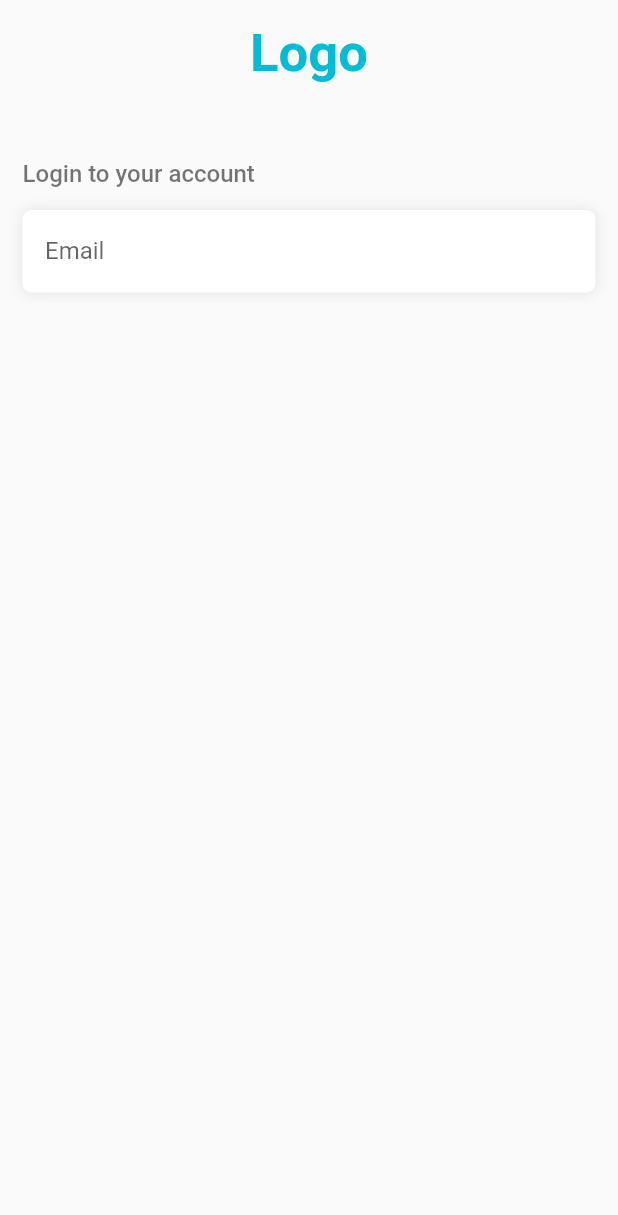
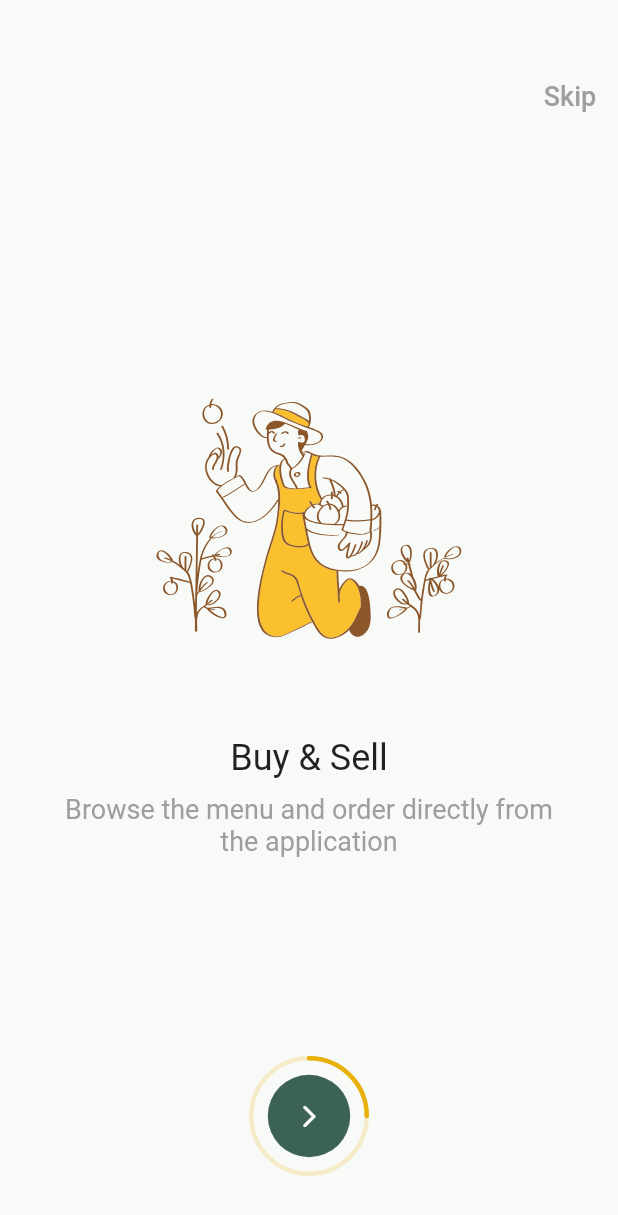
Before and after one commit to FeryalSourceCode/Gharsa, a Flutter app: the screen it shows after launch, on a phone screen of 412 x 824 dp. Shown: the top 1215 px of the screen. Run offline on Flutter 3.47's test engine with Material 2 defaults, Android fonts, the phone set to English and light mode, and no system bars; our stand-ins replace flutter_svg, get, get_storage; statements that could not run were skipped.

Commit message:
- Build the introduction (OnBoard Screen).

```diff
--- /dev/null
+++ b/lib/components/widgets/circle_progress_bar.dart
@@ -0,0 +1,190 @@
+// ignore: library_prefixes
+import 'dart:math' as Math;
+
+import 'package:flutter/widgets.dart';
+
+/// Draws a circular animated progress bar.
+class CircleProgressBar extends StatefulWidget {
+  final Duration? animationDuration;
+  final Color backgroundColor;
+  final Color foregroundColor;
+  final double? value;
+
+  const CircleProgressBar({
+    Key? key,
+    this.animationDuration = const Duration(seconds: 1),
+    this.backgroundColor = const Color(0x00000000),
+    required this.foregroundColor,
+    this.value = 0,
+  }) : super(key: key);
+
+  @override
+  CircleProgressBarState createState() {
+    return CircleProgressBarState();
+  }
+}
+
+class CircleProgressBarState extends State<CircleProgressBar>
+    with SingleTickerProviderStateMixin {
+  late AnimationController? _controller;
+
+  late Animation<double> curve;
+  late Tween<double>? valueTween;
+  Tween<Color?>? backgroundColorTween;
+  Tween<Color?>? foregroundColorTween;
+
+  @override
+  void initState() {
+    super.initState();
+
+    _controller = AnimationController(
+      duration: widget.animationDuration,
+      vsync: this,
+    );
+
+    curve = CurvedAnimation(
+      parent: _controller!,
+      curve: Curves.easeInOut,
+    );
+
+    // Build the initial required tweens.
+    valueTween = Tween<double>(
+      begin: 0,
+      end: widget.value,
+    );
+
+    _controller!.forward();
+  }
+
+  @override
+  void didUpdateWidget(CircleProgressBar oldWidget) {
+    super.didUpdateWidget(oldWidget);
+
+    if (widget.value != oldWidget.value) {
+      // Try to start with the previous tween's end value. This ensures that we
+      // have a smooth transition from where the previous animation reached.
+      double beginValue = valueTween?.evaluate(curve) ?? oldWidget.value!;
+
+      // Update the value tween.
+      valueTween = Tween<double>(
+        begin: beginValue,
+        end: widget.value,
+      );
+
+      // Clear cached color tweens when the color hasn't changed.
+      if (oldWidget.backgroundColor != widget.backgroundColor) {
+        backgroundColorTween = ColorTween(
+          begin: oldWidget.backgroundColor,
+          end: widget.backgroundColor,
+        );
+      } else {
+        backgroundColorTween = null;
+      }
+
+      if (oldWidget.foregroundColor != widget.foregroundColor) {
+        foregroundColorTween = ColorTween(
+          begin: oldWidget.foregroundColor,
+          end: widget.foregroundColor,
+        );
+      } else {
+        foregroundColorTween = null;
+      }
+
+      _controller!
+        ..value = 0
+        ..forward();
+    }
+  }
+
+  @override
+  void dispose() {
+    _controller!.dispose();
+    super.dispose();
+  }
+
+  @override
+  Widget build(BuildContext context) {
+    return AspectRatio(
+      aspectRatio: 1,
+      child: AnimatedBuilder(
+        animation: curve,
+        child: Container(),
+        builder: (context, child) {
+          final backgroundColor =
+              backgroundColorTween?.evaluate(curve) ?? widget.backgroundColor;
+          final foregroundColor =
+              foregroundColorTween?.evaluate(curve) ?? widget.foregroundColor;
+
+          return CustomPaint(
+            foregroundPainter: CircleProgressBarPainter(
+              backgroundColor: backgroundColor,
+              foregroundColor: foregroundColor,
+              percentage: valueTween!.evaluate(curve),
+            ),
+            child: child,
+          );
+        },
+      ),
+    );
+  }
+}
+
+// Draws the progress bar.
+class CircleProgressBarPainter extends CustomPainter {
+  final double percentage;
+  final double strokeWidth;
+  final Color? backgroundColor;
+  final Color foregroundColor;
+
+  CircleProgressBarPainter({
+    this.backgroundColor,
+    required this.foregroundColor,
+    required this.percentage,
+    double? strokeWidth,
+  }) : strokeWidth = strokeWidth ?? 3;
+
+  @override
+  void paint(Canvas canvas, Size size) {
+    final Offset center = size.center(Offset.zero);
+    final Size constrainedSize =
+        size - Offset(strokeWidth, strokeWidth) as Size;
+    final shortestSide =
+        Math.min(constrainedSize.width, constrainedSize.height);
+    final foregroundPaint = Paint()
+      ..color = foregroundColor
+      ..strokeWidth = strokeWidth
+      ..strokeCap = StrokeCap.round
+      ..style = PaintingStyle.stroke;
+    final radius = (shortestSide / 2);
+
+    // Start at the top. 0 radians represents the right edge
+    const double startAngle = -(2 * Math.pi * 0.25);
+    final double sweepAngle = (2 * Math.pi * (percentage));
+
+    // Don't draw the background if we don't have a background color
+    if (backgroundColor != null) {
+      final backgroundPaint = Paint()
+        ..color = backgroundColor!
+        ..strokeWidth = strokeWidth
+        ..style = PaintingStyle.stroke;
+      canvas.drawCircle(center, radius, backgroundPaint);
+    }
+
+    canvas.drawArc(
+      Rect.fromCircle(center: center, radius: radius),
+      startAngle,
+      sweepAngle,
+      false,
+      foregroundPaint,
+    );
+  }
+
+  @override
+  bool shouldRepaint(CustomPainter oldDelegate) {
+    final oldPainter = (oldDelegate as CircleProgressBarPainter);
+    return oldPainter.percentage != percentage ||
+        oldPainter.backgroundColor != backgroundColor ||
+        oldPainter.foregroundColor != foregroundColor ||
+        oldPainter.strokeWidth != strokeWidth;
+  }
+}
--- /dev/null
+++ b/lib/components/widgets/intro_app.dart
@@ -0,0 +1,5 @@
+library intro_screen_onboarding_flutter;
+
+export 'circle_progress_bar.dart';
+export 'introduction.dart';
+export 'introscreenonboarding.dart';
--- /dev/null
+++ b/lib/components/widgets/introduction.dart
@@ -0,0 +1,79 @@
+import 'package:flutter/material.dart';
+import 'package:flutter_svg/svg.dart';
+
+import '../../utils/constants.dart';
+
+class Introduction extends StatefulWidget {
+  final String imageUrl;
+  final String title;
+  final String subTitle;
+  final double? imageWidth;
+  final double? imageHeight;
+  final TextStyle titleTextStyle;
+  final TextStyle subTitleTextStyle;
+
+  const Introduction({super.key,
+    required this.imageUrl,
+    required this.title,
+    required this.subTitle,
+    this.titleTextStyle = const TextStyle(fontSize: 24),
+    this.subTitleTextStyle = const TextStyle(fontSize: 18, color: Colors.grey),
+    this.imageWidth = 250,
+    this.imageHeight = 250,
+  });
+
+  @override
+  State<StatefulWidget> createState() {
+    return IntroductionState();
+  }
+}
+
+class IntroductionState extends State<Introduction> {
+  @override
+  Widget build(BuildContext context) {
+    // ignore: unnecessary_new, avoid_unnecessary_containers
+    return Container(
+      child: Padding(
+        padding: const EdgeInsets.all(40),
+        child: Column(
+          //crossAxisAlignment: CrossAxisAlignment.start,
+          mainAxisAlignment: MainAxisAlignment.center,
+          children: [
+            Center(
+              child:
+              SvgPicture.asset(widget.imageUrl, height: widget.imageHeight, width: widget.imageWidth,),
+              // Image(
+              //   image: AssetImage(widget.imageUrl),
+              //   height: widget.imageHeight,
+              //   width: widget.imageWidth,
+              // ),
+            ),
+            const SizedBox(
+              height: 20.0,
+            ),
+            Row(
+              mainAxisAlignment: MainAxisAlignment.center,
+              children: [
+                Text(
+                  widget.title,
+                  textAlign: TextAlign.center,
+                  overflow: TextOverflow.clip,
+                  style: widget.titleTextStyle,
+                ),
+              ],
+            ),
+            const SizedBox(
+              height: 10.0,
+            ),
+            Text(
+              widget.subTitle,
+              style: widget.subTitleTextStyle,
+              overflow: TextOverflow.clip,
+              textAlign: TextAlign.center,
+            ),
+          ],
+        ),
+      ),
+    );
+  }
+}
--- /dev/null
+++ b/lib/components/widgets/introscreenonboarding.dart
@@ -0,0 +1,205 @@
+import 'package:flutter/material.dart';
+import 'package:flutter/services.dart';
+import 'package:gharsah_flutter/components/widgets/introduction.dart';
+import 'package:gharsah_flutter/utils/app_colors.dart';
+
+import 'circle_progress_bar.dart';
+
+/// A IntroScreen Class.
+
+class IntroScreenOnboarding extends StatefulWidget {
+  final List<Introduction>? introductionList;
+  final Color? backgroudColor;
+  final Color? foregroundColor;
+  final TextStyle? skipTextStyle;
+
+  /// Callback on Skip Button Pressed
+  final Function()? onTapSkipButton;
+  const IntroScreenOnboarding({
+    Key? key,
+    this.introductionList,
+    this.onTapSkipButton,
+    this.backgroudColor,
+    this.foregroundColor,
+    this.skipTextStyle = const TextStyle(fontSize: 18, color: Colors.grey),
+  }) : super(key: key);
+
+  @override
+  // ignore: library_private_types_in_public_api
+  _IntroScreenOnboardingState createState() => _IntroScreenOnboardingState();
+}
+
+class _IntroScreenOnboardingState extends State<IntroScreenOnboarding> {
+  final PageController _pageController = PageController(initialPage: 0);
+  int _currentPage = 0;
+  double progressPercent = 0;
+
+  @override
+  Widget build(BuildContext context) {
+    return Material(
+      child: AnnotatedRegion<SystemUiOverlayStyle>(
+        value: SystemUiOverlayStyle.light,
+        child: Container(
+          color: AppColors.bgColor ?? Theme.of(context).colorScheme.background,
+          child: Padding(
+            padding: const EdgeInsets.symmetric(vertical: 40.0),
+            child: Column(
+              crossAxisAlignment: CrossAxisAlignment.stretch,
+              children: [
+                Row(
+                  mainAxisAlignment: MainAxisAlignment.end,
+                  children: [
+                    Container(
+                      alignment: Alignment.topRight,
+                      child: TextButton(
+                        onPressed: widget.onTapSkipButton,
+                        child: Text('Skip', style: widget.skipTextStyle),
+                      ),
+                    ),
+                  ],
+                ),
+                Expanded(
+                  child: SizedBox(
+                    height: 550.0,
+                    child: PageView(
+                      physics: const ClampingScrollPhysics(),
+                      controller: _pageController,
+                      onPageChanged: (int page) {
+                        setState(() {
+                          _currentPage = page;
+                        });
+                      },
+                      children: widget.introductionList!,
+                    ),
+                  ),
+                ),
+                //                Row(
+                //                  mainAxisAlignment: MainAxisAlignment.center,
+                //                  children: _buildPageIndicator(),
+                //                ),
+                _customProgress(),
+                //_buildNextButton(),
+              ],
+            ),
+          ),
+        ),
+      ),
+    );
+  }
+
+//  Widget _buildNextButton() {
+//    return (_currentPage != widget.introductionList.length - 1
+//        ? Expanded(
+//      child: Align(
+//        alignment: FractionalOffset.bottomRight,
+//        child: FlatButton(
+//          onPressed: () {
+//            _pageController.nextPage(
+//              duration: Duration(milliseconds: 500),
+//              curve: Curves.ease,
+//            );
+//          },
+//          child: Row(
+//            mainAxisAlignment: MainAxisAlignment.center,
+//            mainAxisSize: MainAxisSize.min,
+//            children: <Widget>[
+////                    Text(
+////                      'Next',
+////                      style: TextStyle(
+////                        color: Colors.black,
+////                        fontSize: 22.0,
+////                      ),
+////                    ),
+//            ],
+//          ),
+//        ),
+//      ),
+//    )
+//        : Expanded(
+//      child: Align(
+//        alignment: FractionalOffset.bottomRight,
+//        child: FlatButton(
+//          onPressed: () {
+//            print('Start');
+//          },
+//          child: Row(
+//            mainAxisAlignment: MainAxisAlignment.center,
+//            mainAxisSize: MainAxisSize.min,
+//            children: <Widget>[
+////                    Text(
+////                      'Start',
+////                      style: TextStyle(
+////                        color: Colors.black,
+////                        fontSize: 22.0,
+////                      ),
+////                    ),
+//            ],
+//          ),
+//        ),
+//      ),
+//    ));
+//  }
+
+//  Widget _indicator(bool isActive) {
+//    return AnimatedContainer(
+//      duration: Duration(milliseconds: 150),
+//      margin: EdgeInsets.symmetric(horizontal: 8.0),
+//      height: 8.0,
+//      width: isActive ? 24 : 16,
+//      decoration: BoxDecoration(
+//        color: isActive ? Color(0xFF7B51D3) : Colors.grey,
+//        borderRadius: BorderRadius.all(Radius.circular(10)),
+//      ),
+//    );
+//  }
+
+//  List<Widget> _buildPageIndicator() {
+//    List<Widget> list = [];
+//    for (int i = 0; i < widget.introductionList.length; i++) {
+//      list.add(i == _currentPage ? _indicator(true) : _indicator(false));
+//    }
+//    return list;
+//  }
+
+  Widget _customProgress() {
+    return Stack(
+      alignment: Alignment.center,
+      children: [
+        SizedBox(
+          width: 80,
+          height: 80,
+          child: CircleProgressBar(
+            backgroundColor: AppColors.mustardYellowColor.withOpacity(0.2),
+            foregroundColor:
+                AppColors.mustardYellowColor ?? Theme.of(context).primaryColor,
+            value: ((_currentPage + 1) * 1.0 / widget.introductionList!.length),
+          ),
+        ),
+        Container(
+          height: 55,
+          width: 55,
+          decoration: BoxDecoration(
+            shape: BoxShape.circle,
+            color: (AppColors.feldgrauColor ?? Theme.of(context).primaryColor)
+                .withOpacity(1.0),
+          ),
+          child: IconButton(
+            onPressed: () {
+              _currentPage != widget.introductionList!.length - 1
+                  ? _pageController.nextPage(
+                      duration: const Duration(milliseconds: 500),
+                      curve: Curves.ease,
+                    )
+                  : widget.onTapSkipButton!();
+            },
+            icon: const Icon(
+              Icons.arrow_forward_ios_rounded,
+              color: Colors.white,
+            ),
+            iconSize: 18,
+          ),
+        )
+      ],
+    );
+  }
+}
--- a/lib/helper/cache_manager.dart
+++ b/lib/helper/cache_manager.dart
@@ -18,5 +18,16 @@ mixin CacheManager{
   }
 }
 
+Future<bool> saveOnBoardStatus(int? viewed) async {
+  final box = GetStorage();
+  await box.write(CacheManagerKey.VIEWED.toString(), viewed);
+  return true;
+}
+
+String? getOnBoardStatus() {
+  final box = GetStorage();
+  return box.read(CacheManagerKey.VIEWED.toString());
+}
+
 // ignore: constant_identifier_names
-enum CacheManagerKey {TOKEN}
+enum CacheManagerKey {TOKEN, VIEWED}
--- a/lib/utils/app_colors.dart
+++ b/lib/utils/app_colors.dart
@@ -5,8 +5,9 @@ import 'package:gharsah_flutter/utils/hex_converter.dart';
 
 class AppColors {
   static Color container = const Color.fromARGB(255, 37, 76, 95);
-  static Color background = Colors.black;
-  static Color text = Colors.white;
+  static Color gBlack = Colors.black;
+  static Color gWhite = Colors.white;
+  static Color gGray = Colors.grey;
   static Color textDark = Colors.white38;
 
   // static Color bgColor = const Color(0xFFf8faf8);
@@ -26,4 +27,7 @@ class AppColors {
   static Color jetStreamColor = HexColor.fromHex('#BBCBC2');
   static Color culturedGray = HexColor.fromHex('#f7f7f7');
   static Color platinum = HexColor.fromHex('#E8E8E8');
+
+  static Color bronzeColor = HexColor.fromHex('#AA8B56');
+  static Color mustardYellowColor = HexColor.fromHex('#E7B10A');
 }
--- a/lib/utils/app_text_styles.dart
+++ b/lib/utils/app_text_styles.dart
@@ -3,7 +3,7 @@ import 'package:gharsah_flutter/utils/app_colors.dart';
 
 class AppTextStyles {
   static TextStyle heading = TextStyle(
-      fontSize: 18, fontWeight: FontWeight.bold, color: AppColors.text);
+      fontSize: 18, fontWeight: FontWeight.bold, color: AppColors.gBlack);
 
   static TextStyle subHeading = TextStyle(
       fontSize: 14, fontWeight: FontWeight.bold, color: AppColors.textDark);
--- /dev/null
+++ b/lib/utils/constants.dart
@@ -0,0 +1,23 @@
+// Padding
+const double gPaddingS = 8.0;
+const double gPaddingM = 16.0;
+const double gPaddingL = 32.0;
+
+// Spacing
+const double gSpaceS = 8.0;
+const double gSpaceM = 16.0;
+
+// Animation
+const Duration gButtonAnimationDuration = Duration(milliseconds: 600);
+const Duration gCardAnimationDuration = Duration(milliseconds: 400);
+const Duration gRippleAnimationDuration = Duration(milliseconds: 400);
+const Duration gLoginAnimationDuration = Duration(milliseconds: 1500);
+
+// Assets
+class Cards {
+  static const String gcard1 = 'assets/svg/farmer.svg';
+  static const String gcard2 = 'assets/svg/planting_trees.svg';
+  static const String gcard3 = 'assets/svg/investment.svg';
+  static const String gcard4 = 'assets/svg/planting_a_tree.svg';
+  static const String gcard5 = 'assets/svg/subsidies.svg';
+}
--- /dev/null
+++ b/lib/view/base_view.dart
@@ -0,0 +1,25 @@
+import 'package:flutter/material.dart';
+import 'package:get/get.dart';
+
+import '../helper/auth_manager.dart';
+import 'home_view.dart';
+import 'onboard_view.dart';
+
+class BaseView extends StatelessWidget {
+  const BaseView({Key? key}) : super(key: key);
+
+  @override
+  Widget build(BuildContext context) {
+    // ignore: no_leading_underscores_for_local_identifiers
+    AuthenticationManager _authManager = Get.find();
+
+    return Obx(() {
+      // return _authManager.isLogged.value ? const HomeView() : LoginView();
+      // final screenHeight = MediaQuery.of(context).size.height;
+      return _authManager.isViewed.value == 0
+          ? const HomeView()
+          // : OnBoardView(screenHeight: screenHeight);
+            : const OnBoardView();
+    });
+  }
+}
--- a/lib/view/onboard_view.dart
+++ b/lib/view/onboard_view.dart
@@ -1,20 +1,49 @@
 import 'package:flutter/material.dart';
-import 'package:get/get.dart';
+import 'package:gharsah_flutter/utils/constants.dart';
+import 'package:gharsah_flutter/view/home_view.dart';
 
-import '../helper/auth_manager.dart';
-import 'home_view.dart';
-import 'login_view.dart';
+import '../components/widgets/introduction.dart';
+import '../components/widgets/introscreenonboarding.dart';
 
 class OnBoardView extends StatelessWidget {
-  const OnBoardView({Key? key}) : super(key: key);
+  const OnBoardView({super.key});
 
   @override
   Widget build(BuildContext context) {
-    // ignore: no_leading_underscores_for_local_identifiers
-    AuthenticationManager _authManager = Get.find();
 
-    return Obx(() {
-      return _authManager.isLogged.value ? const HomeView() : LoginView();
-    });
+    final List<Introduction> list = [
+      const Introduction(
+        title: 'Buy & Sell',
+        subTitle: 'Browse the menu and order directly from the application',
+        imageUrl: Cards.gcard1,
+      ),
+      const Introduction(
+        title: 'Delivery',
+        subTitle: 'Your order will be immediately collected and',
+        imageUrl: Cards.gcard2,
+      ),
+      const Introduction(
+        title: 'Receive Money',
+        subTitle: 'Pick up delivery at your door and enjoy groceries',
+        imageUrl: Cards.gcard3,
+      ),
+      const Introduction(
+        title: 'Finish',
+        subTitle: 'Browse the menu and order directly from the application',
+        imageUrl: Cards.gcard4,
+      ),
+    ];
+    return IntroScreenOnboarding(
+      introductionList: list,
+      onTapSkipButton: () {
+        Navigator.push(
+          context,
+          MaterialPageRoute(
+            builder: (context) => const HomeView(),
+          ), //MaterialPageRoute
+        );
+      },
+      // foregroundColor: Colors.red,
+    );
   }
 }
--- a/lib/view/splash_view.dart
+++ b/lib/view/splash_view.dart
@@ -3,7 +3,7 @@ import 'package:get/get.dart';
 import 'package:gharsah_flutter/utils/app_colors.dart';
 
 import '../helper/auth_manager.dart';
-import 'onboard_view.dart';
+import 'base_view.dart';
 
 class SplashView extends StatelessWidget {
   final AuthenticationManager _authmanager = Get.put(AuthenticationManager());
@@ -12,6 +12,7 @@ class SplashView extends StatelessWidget {
 
   Future<void> initializeSettings() async {
     _authmanager.checkLoginStatus();
+    _authmanager.checkOnBoardStatus();
 
     //Simulate other services for 3 seconds
     await Future.delayed(const Duration(seconds: 3));
@@ -30,7 +31,7 @@ class SplashView extends StatelessWidget {
             if (snapshot.hasError) {
               return errorView(snapshot);
             } else {
-              return const OnBoardView();
+              return const BaseView();
             }
           }
         });
@@ -55,7 +56,11 @@ Scaffold waitingView() {
         child: SizedBox(
             width: 350.0,
             height: 350.0,
-            child: Image.asset("assets/img/logo_gray.png", color: Colors.white.withOpacity(0.4), colorBlendMode: BlendMode.modulate,)),
+            child: Image.asset(
+              "assets/img/logo_gray.png",
+              color: Colors.white.withOpacity(0.4),
+              colorBlendMode: BlendMode.modulate,
+            )),
       ),
       Center(
         child: SizedBox(
@@ -69,7 +74,11 @@ Scaffold waitingView() {
         child: SizedBox(
             width: 350.0,
             height: 350.0,
-            child: Image.asset("assets/img/logo_gray.png", color: Colors.white.withOpacity(0.4), colorBlendMode: BlendMode.modulate,)),
+            child: Image.asset(
+              "assets/img/logo_gray.png",
+              color: Colors.white.withOpacity(0.4),
+              colorBlendMode: BlendMode.modulate,
+            )),
       ),
     ]),
   );
--- a/pubspec.yaml
+++ b/pubspec.yaml
@@ -41,6 +41,11 @@ dependencies:
   dio: ^4.0.6
   get: ^4.6.5
   image_picker: ^0.8.6
+  toast: ^0.3.0
+  flutter_svg: ^2.0.4
+  # intro_screen_onboarding_flutter: ^1.0.0
+  # smooth_page_indicator: ^1.0.1
+  # liquid_swipe: ^3.0.0
 
 dev_dependencies:
   flutter_test:
```
Also changed, not shown: lib/helper/auth_manager.dart (+17 -7 lines), lib/utils/app_strings.dart (added, +15 -0 lines), assets/img/card1.png (added), assets/img/card2.png (added), assets/img/card3.png (added).
